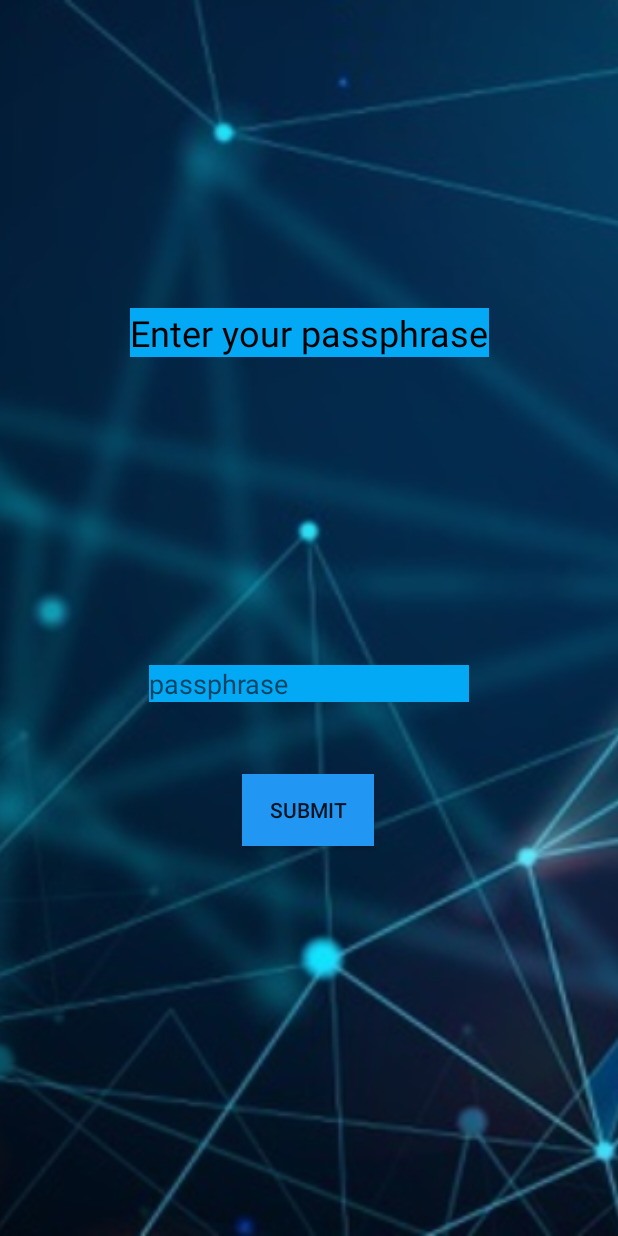
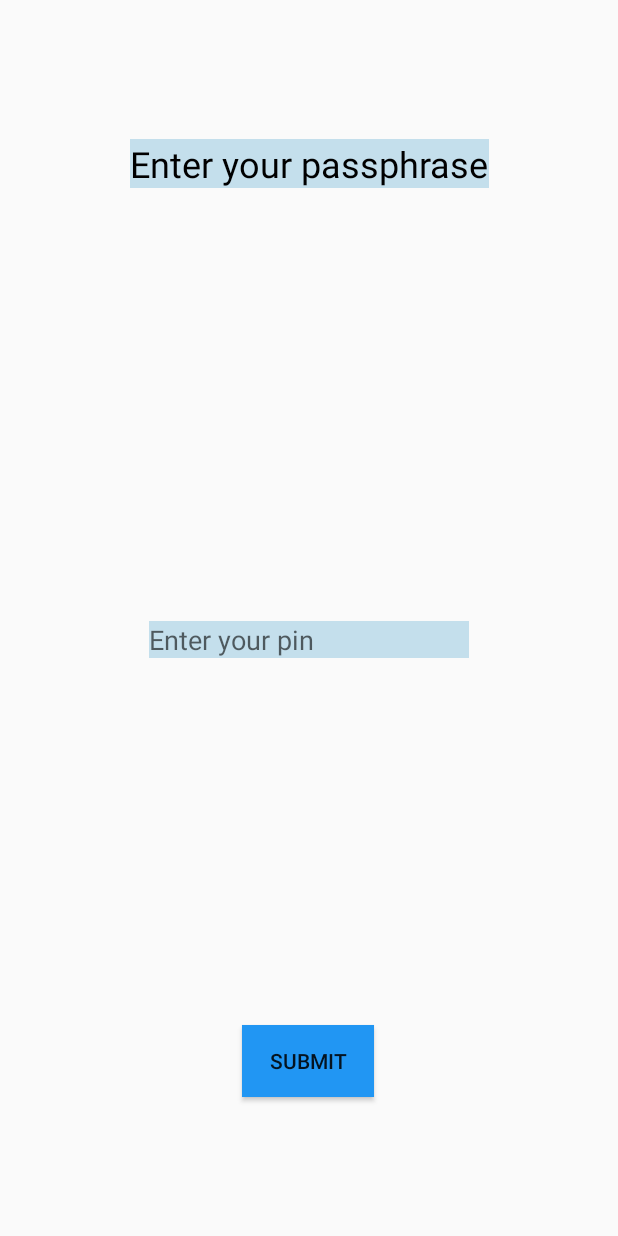
Before and after one commit to Zareth-alpha/Brown_Woodruff-Biometric_Security, an Android app: the layout activity_passphrase.xml on its own in the app's theme, with its tools: preview values and no code run, on a phone screen of 412 x 824 dp. Run offline under Robolectric (Android 15) with nearby library versions, the phone set to English and light mode, and no system bars; Roboto replaces fonts that are not available here.

Commit message:
Jonathan Brown - 3/8/2020 working on saving setting state when app is turned off. working on biometric prompt working on pattern prompt made a pin prompt made a password prompt
no data is processed yet.

Signed-off-by: Jonathan Brown <j.z.r.brown@asu.edu>

```diff
--- a/Biometric Security/BiometricSecurity2/app/src/main/AndroidManifest.xml
+++ b/Biometric Security/BiometricSecurity2/app/src/main/AndroidManifest.xml
@@ -4,6 +4,8 @@
     package="com.brownwoodruff.biometricsecurity">
 
     <dist:module dist:instant="true" />
+
+    <uses-permission android:name="android.permission.USE_BIOMETRIC" />
 
     <application
         android:allowBackup="true"
@@ -12,7 +14,8 @@
         android:roundIcon="@mipmap/ic_launcher_round"
         android:supportsRtl="true"
         android:theme="@style/AppTheme">
-        <activity android:name=".PassphraseActivity"></activity>
+        <activity android:name=".PinActivity" />
+        <activity android:name=".PassphraseActivity" />
         <activity android:name=".FirstConfig" />
         <activity android:name=".About_Page" />
         <activity
--- a/Biometric Security/BiometricSecurity2/app/src/main/res/layout/activity_passphrase.xml
+++ b/Biometric Security/BiometricSecurity2/app/src/main/res/layout/activity_passphrase.xml
@@ -6,54 +6,44 @@
     android:layout_height="match_parent"
     tools:context=".PassphraseActivity">
 
-    <ImageView
-        android:id="@+id/backgroundPassphrase"
-        android:layout_width="match_parent"
-        android:layout_height="match_parent"
-        android:background="#62BEC2"
-        android:contentDescription="@string/backgroundimage"
-        android:scaleType="centerCrop"
-        app:srcCompat="@drawable/back2"
-        tools:layout_editor_absoluteX="-46dp"
-        tools:layout_editor_absoluteY="-76dp" />
-
-    <EditText
-        android:id="@+id/editText"
-        android:layout_width="wrap_content"
-        android:layout_height="wrap_content"
-        android:layout_marginBottom="48dp"
-        android:autofillHints=""
-        android:background="#03A9F4"
-        android:ems="10"
-        android:hint="@string/passphrase"
-        android:inputType="textPassword"
-        app:layout_constraintBottom_toTopOf="@+id/button"
-        app:layout_constraintEnd_toEndOf="parent"
-        app:layout_constraintStart_toStartOf="parent" tools:targetApi="o" />
-
     <TextView
         android:id="@+id/phassActivityTitle"
         android:layout_width="wrap_content"
         android:layout_height="wrap_content"
-        android:background="#03A9F4"
+        android:background="#C4DFEC"
         android:text="@string/enter_your_passphrase"
         android:textColor="#000000"
         android:textSize="24sp"
-        app:layout_constraintBottom_toTopOf="@+id/editText"
+        app:layout_constraintBottom_toTopOf="@+id/phassphraseEntry"
         app:layout_constraintEnd_toEndOf="parent"
         app:layout_constraintStart_toStartOf="parent"
         app:layout_constraintTop_toTopOf="parent" />
 
-    <Button
-        android:id="@+id/button"
+    <EditText
+        android:id="@+id/phassphraseEntry"
         android:layout_width="wrap_content"
         android:layout_height="wrap_content"
-        android:layout_marginBottom="260dp"
+        android:layout_marginTop="195dp"
+        android:layout_marginBottom="152dp"
+        android:autofillHints=""
+        android:background="#C4DFEC"
+        android:ems="10"
+        android:hint="@string/enter_your_pin"
+        android:inputType="numberPassword"
+        app:layout_constraintBottom_toTopOf="@+id/passphraseButton"
+        app:layout_constraintEnd_toEndOf="parent"
+        app:layout_constraintStart_toStartOf="parent"
+        app:layout_constraintTop_toBottomOf="@+id/phassActivityTitle" />
+
+    <Button
+        android:id="@+id/passphraseButton"
+        android:layout_width="wrap_content"
+        android:layout_height="wrap_content"
         android:background="#2196F3"
         android:text="@string/submit"
         app:layout_constraintBottom_toBottomOf="parent"
         app:layout_constraintEnd_toEndOf="parent"
         app:layout_constraintHorizontal_bias="0.498"
-        app:layout_constraintStart_toStartOf="parent" />
-
+        app:layout_constraintStart_toStartOf="parent"
+        app:layout_constraintTop_toBottomOf="@+id/phassphraseEntry" />
 </androidx.constraintlayout.widget.ConstraintLayout>
--- a/Biometric Security/BiometricSecurity2/app/src/main/res/values/strings.xml
+++ b/Biometric Security/BiometricSecurity2/app/src/main/res/values/strings.xml
@@ -28,5 +28,7 @@
     <string name="backgroundimage">backgroundImage</string>
     <string name="this_requires_keepassxc_database_to_remain_on">This requires KeePassXC Database to remain on.</string>
     <string name="this_is_the_weakest_form_of_authentication_when_used_alone">This is the weakest form of authentication, when used alone.</string>
+    <string name="enter_your_pin">Enter your pin</string>
+    <string name="standbyMessage">There are no authentication requests.</string>
 
 </resources>
--- a/Biometric Security/BiometricSecurity2/build.gradle
+++ b/Biometric Security/BiometricSecurity2/build.gradle
@@ -7,7 +7,7 @@ buildscript {
 
     }
     dependencies {
-        classpath 'com.android.tools.build:gradle:3.5.3'
+        classpath 'com.android.tools.build:gradle:3.6.1'
 
         // NOTE: Do not place your application dependencies here; they belong
         // in the individual module build.gradle files
```
Also changed, not shown: Biometric Security/BiometricSecurity2/app/src/main/java/com/brownwoodruff/biometricsecurity/PinActivity.java (added, +14 -0 lines), Biometric Security/BiometricSecurity2/app/src/main/res/layout/activity_pin.xml (added, +47 -0 lines), Biometric Security/BiometricSecurity2/app/src/main/res/layout/content_main.xml (+12 -0 lines), Biometric Security/BiometricSecurity2/gradle/wrapper/gradle-wrapper.properties.
